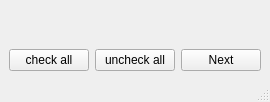
Above: nestor/_ui/selectCSVHeadersUI.ui from usnistgov/nestor before the change. Below: the same form after it.
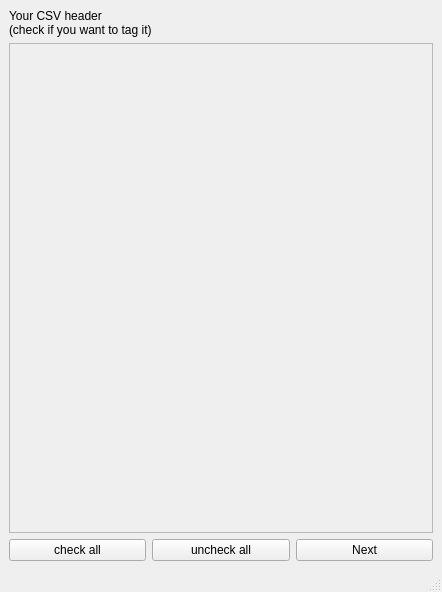
That is the form after the change.

```diff
--- a/nestor/_ui/selectCSVHeadersUI.ui
+++ b/nestor/_ui/selectCSVHeadersUI.ui
@@ -2,14 +2,57 @@
 <ui version="4.0">
  <class>MainWindow_selectCSVHeaders</class>
  <widget class="QMainWindow" name="MainWindow_selectCSVHeaders">
+  <property name="geometry">
+   <rect>
+    <x>0</x>
+    <y>0</y>
+    <width>442</width>
+    <height>592</height>
+   </rect>
+  </property>
   <property name="windowTitle">
    <string>Text Columns?</string>
   </property>
   <widget class="QWidget" name="centralwidget">
    <layout class="QGridLayout" name="gridLayout_2">
-    <item row="0" column="0">
+    <item row="1" column="0">
      <layout class="QGridLayout" name="gridLayout">
-      <item row="2" column="0">
+      <item row="0" column="0">
+       <widget class="QScrollArea" name="scrollArea">
+        <property name="widgetResizable">
+         <bool>true</bool>
+        </property>
+        <widget class="QWidget" name="scrollAreaWidgetContent">
+         <property name="geometry">
+          <rect>
+           <x>0</x>
+           <y>0</y>
+           <width>424</width>
+           <height>458</height>
+          </rect>
+         </property>
+         <layout class="QVBoxLayout" name="verticalLayout_3">
+          <item>
+           <layout class="QGridLayout" name="gridLayout_selectCSVHeaders_editor"/>
+          </item>
+          <item>
+           <spacer name="verticalSpacer">
+            <property name="orientation">
+             <enum>Qt::Vertical</enum>
+            </property>
+            <property name="sizeHint" stdset="0">
+             <size>
+              <width>20</width>
+              <height>441</height>
+             </size>
+            </property>
+           </spacer>
+          </item>
+         </layout>
+        </widget>
+       </widget>
+      </item>
+      <item row="1" column="0">
        <layout class="QGridLayout" name="gridLayout_selectCSVHeaders_ActionButton">
         <item row="1" column="2" alignment="Qt::AlignBottom">
          <widget class="QPushButton" name="pushButton_selectCSVHeaders_save">
@@ -34,24 +77,16 @@
         </item>
        </layout>
       </item>
-      <item row="0" column="0">
-       <layout class="QGridLayout" name="gridLayout_selectCSVHeaders_editor"/>
-      </item>
-      <item row="1" column="0">
-       <spacer name="verticalSpacer">
-        <property name="orientation">
-         <enum>Qt::Vertical</enum>
-        </property>
-        <property name="sizeHint" stdset="0">
-         <size>
-          <width>20</width>
-          <height>40</height>
-         </size>
-        </property>
-       </spacer>
-      </item>
      </layout>
     </item>
+    <item row="0" column="0">
+     <widget class="QLabel" name="label_selectCSVHeaders_headerColumn">
+      <property name="text">
+       <string>Your CSV header
+(check if you want to tag it)</string>
+      </property>
+     </widget>
+    </item>
    </layout>
   </widget>
   <widget class="QMenuBar" name="menubar">
```
Left out of the diff: 2 changed lines with no effect on the pictures.
